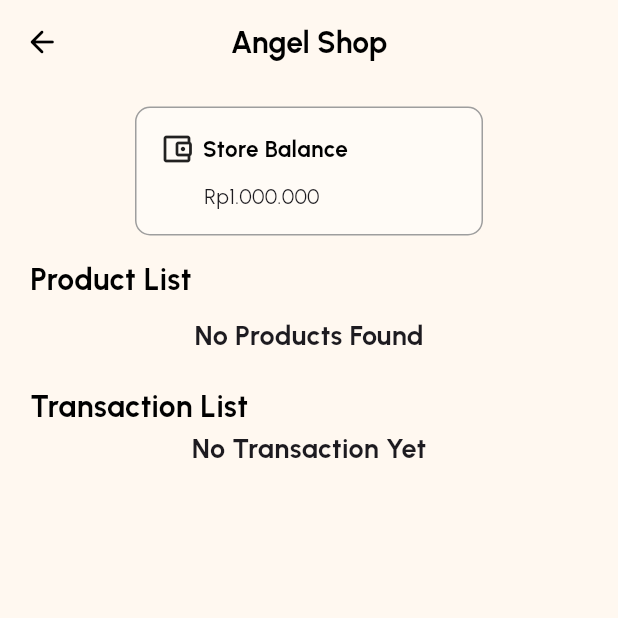
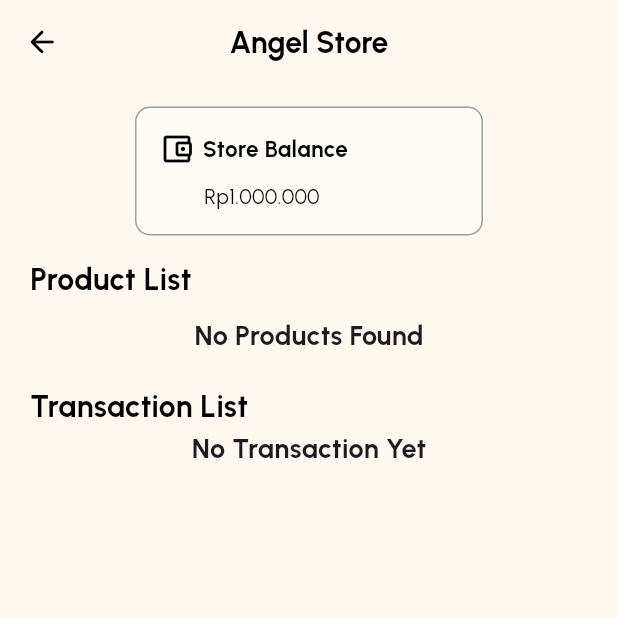
Before and after one commit to Kelompok-2-Mobile-Programming-TI-B-23/Marketplace, a Flutter app: the ShopMainScreen screen opened directly, on a phone screen of 412 x 824 dp, the top half of it. Run offline on Flutter 3.47's test engine with Material 3 defaults, Android fonts, the phone set to English and light mode, and no system bars; our stand-ins replace cloud_firestore, firebase_auth, firebase_core, flutter_svg, flutter_typeahead, google_fonts and 2 more; accounts and stored records are empty.

Commit message:
[UPDATE] Merapikan dan membuat sedikit perubahan, menambahkan komen
- Mengganti beberapa warna
- Mengubah sedikit order details supaya bisa dipakai online shop
- Menambah redirect ke order details di transaction list

```diff
--- a/lib/history_empty_screen.dart
+++ b/lib/history_empty_screen.dart
@@ -1,5 +1,3 @@
-// ignore_for_file: prefer_const_constructors
-
 import 'package:flutter/material.dart';
 import 'package:flutter_svg/flutter_svg.dart';
 import 'package:marketplace/profile.dart';
--- a/lib/online_shop/product_list.dart
+++ b/lib/online_shop/product_list.dart
@@ -1,5 +1,3 @@
-// ignore_for_file: prefer_const_constructors
-
 import 'package:flutter/material.dart';
 import 'package:google_fonts/google_fonts.dart';
 import 'package:cloud_firestore/cloud_firestore.dart';
@@ -9,6 +7,7 @@ import 'package:marketplace/product_detail.dart';
 class ProductList extends StatelessWidget {
   const ProductList({super.key});
 
+  // Mengambil data di firebase
   Future<List<QueryDocumentSnapshot>> _getProducts() async {
     QuerySnapshot querySnapshot = await FirebaseFirestore.instance
         .collection('products')
@@ -22,24 +21,29 @@ class ProductList extends StatelessWidget {
     return FutureBuilder<List<QueryDocumentSnapshot>>(
       future: _getProducts(),
       builder: (context, snapshot) {
+        // icon loading progress
         if (snapshot.connectionState == ConnectionState.waiting) {
           return Center(
               child: CircularProgressIndicator(
             color: Color.fromARGB(255, 146, 20, 12),
           ));
         }
+        // jika tidak ditemukan data di database
         if (!snapshot.hasData || snapshot.data!.isEmpty) {
           return Container(
             alignment: Alignment.center,
             child: Text(
               'No Products Found',
-              style: TextStyle(fontSize: 18, fontWeight: FontWeight.bold),
+              style: GoogleFonts.urbanist(
+                  textStyle:
+                      TextStyle(fontSize: 18, fontWeight: FontWeight.bold)),
             ),
           );
         }
 
         var products = snapshot.data!;
 
+        // Menampilkan list produk
         return Column(
           children: products.map((product) {
             return Padding(
@@ -47,6 +51,7 @@ class ProductList extends StatelessWidget {
               child: Column(
                 children: [
                   SizedBox(height: 5),
+                  // menampilkan setiap produk
                   ProductCard(
                     productId: product.id,
                   ),
@@ -72,6 +77,7 @@ class ProductCard extends StatelessWidget {
 
   @override
   Widget build(BuildContext context) {
+    // mengambil data setiap produk di firebase
     return FutureBuilder<DocumentSnapshot>(
       future: FirebaseFirestore.instance
           .collection('products')
@@ -89,12 +95,14 @@ class ProductCard extends StatelessWidget {
           return Center(child: Text('Product not found'));
         }
 
+        // Deklarasi variabel
         var productData = snapshot.data!.data() as Map<String, dynamic>;
         String productName = productData['name'] ?? 'Unknown Product';
         String category = productData['category'] ?? 'Unknown Category';
         int price = (productData['price'] ?? 0) as int;
         String productImage = productData['image'];
 
+        // Format harga produk
         String formattedPrice = NumberFormat.currency(
           locale: 'id_ID',
           symbol: 'Rp',
@@ -102,6 +110,7 @@ class ProductCard extends StatelessWidget {
         ).format(price);
 
         return GestureDetector(
+          // untuk setiap tampilan produk, di redirect ke halaman product detail
           onTap: () {
             Navigator.push(
               context,
@@ -112,6 +121,7 @@ class ProductCard extends StatelessWidget {
           },
           child: Row(
             children: [
+              // Gambar produk
               Container(
                 width: 68,
                 height: 68,
@@ -128,16 +138,17 @@ class ProductCard extends StatelessWidget {
                 child: Column(
                   crossAxisAlignment: CrossAxisAlignment.start,
                   children: [
-                    Row(
-                      children: [
-                        Text(
-                          productName,
-                          style: GoogleFonts.urbanist(
-                            textStyle: TextStyle(fontWeight: FontWeight.bold),
-                          ),
-                        ),
-                      ],
+                    // Nama produk
+                    Text(
+                      productName,
+                      style: GoogleFonts.urbanist(
+                        textStyle: TextStyle(
+                            fontSize: 15,
+                            fontWeight: FontWeight.bold,
+                            color: Color.fromARGB(255, 146, 20, 12)),
+                      ),
                     ),
+                    // Kategori produk
                     Text(
                       category,
                       style: GoogleFonts.urbanist(
@@ -145,6 +156,7 @@ class ProductCard extends StatelessWidget {
                       ),
                     ),
                     SizedBox(height: 8),
+                    // Harga produk
                     Text(
                       formattedPrice,
                       style: GoogleFonts.urbanist(
--- a/lib/online_shop/shop_main_screen.dart
+++ b/lib/online_shop/shop_main_screen.dart
@@ -1,9 +1,10 @@
-// ignore_for_file: prefer_const_constructors
-
 import 'package:flutter/material.dart';
 import 'package:google_fonts/google_fonts.dart';
 import 'transaction_list.dart';
 import 'product_list.dart';
+
+// Halaman Toko
+// disetel hanya untuk toko 'Angel Store' karena keterbatasan waktu
 
 class ShopMainScreen extends StatelessWidget {
   const ShopMainScreen({super.key});
@@ -17,7 +18,7 @@ class ShopMainScreen extends StatelessWidget {
         elevation: 0,
         centerTitle: true,
         title: Text(
-          'Angel Shop',
+          'Angel Store', // Nama Toko
           style: GoogleFonts.urbanist(
             textStyle: TextStyle(
               fontSize: 20,
@@ -26,6 +27,7 @@ class ShopMainScreen extends StatelessWidget {
             ),
           ),
         ),
+        // Redirect balik ke Profile
         leading: IconButton(
           icon: Icon(Icons.arrow_back_rounded, color: Colors.black),
           onPressed: () {
@@ -38,6 +40,7 @@ class ShopMainScreen extends StatelessWidget {
           color: Color(0xFFFFF8F0),
           child: Column(
             children: [
+              // Dummy Saldo Toko
               Padding(
                 padding:
                     EdgeInsets.only(left: 90, right: 90, top: 15, bottom: 15),
@@ -53,7 +56,8 @@ class ShopMainScreen extends StatelessWidget {
                     children: [
                       Row(
                         children: [
-                          Icon(Icons.account_balance_wallet_outlined),
+                          Icon(Icons.account_balance_wallet_outlined,
+                              color: Colors.black),
                           SizedBox(width: 5),
                           Text(
                             'Store Balance',
@@ -73,7 +77,7 @@ class ShopMainScreen extends StatelessWidget {
                           SizedBox(width: 30),
                           Text(
                             'Rp1.000.000',
-                            style: GoogleFonts.urbanist(),
+                            style: GoogleFonts.urbanist(color: Colors.black),
                           ),
                         ],
                       )
@@ -81,6 +85,7 @@ class ShopMainScreen extends StatelessWidget {
                   ),
                 ),
               ),
+              // Menampilkan list produk yang dijual toko
               Align(
                 alignment: Alignment.centerLeft,
                 child: Padding(
@@ -98,8 +103,10 @@ class ShopMainScreen extends StatelessWidget {
                 ),
               ),
               SizedBox(height: 10),
-              ProductList(),
+              ProductList(), // list produk diteruskan ke product_list.dart
               SizedBox(height: 20),
+
+              // Menampilkan list transaksi toko
               Align(
                 alignment: Alignment.centerLeft,
                 child: Padding(
@@ -116,7 +123,7 @@ class ShopMainScreen extends StatelessWidget {
                   ),
                 ),
               ),
-              TransactionList(),
+              TransactionList(), // list transaksi diteruskan ke transaction_list.dart
             ],
           ),
         ),
```
Also changed, not shown: lib/online_shop/transaction_list.dart (+29 -5 lines), lib/order_details.dart (+18 -16 lines), lib/product_item.dart (+12 -3 lines), lib/purchase_history_screen.dart (+29 -3 lines).
